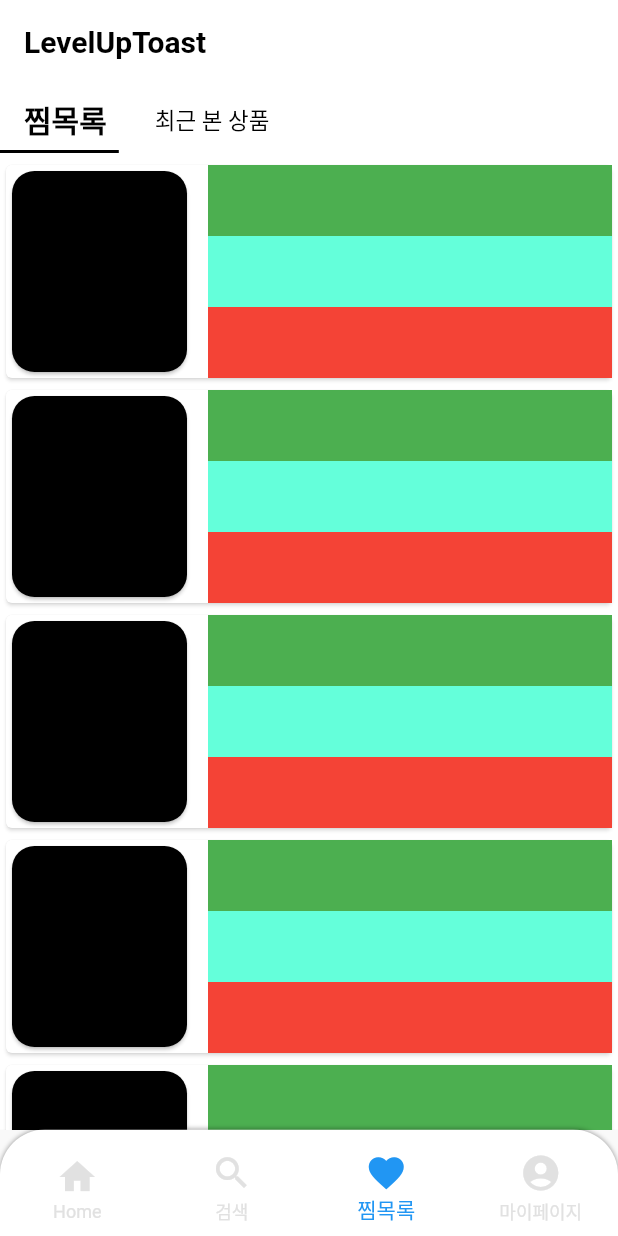
After one commit to LevelUpToast/Toast_FrontEnd, a Flutter app: the HomeScreen screen opened by its route, item 3 of the bottom bar chosen, on a phone screen of 412 x 824 dp. The commit adds this screen. Run offline on Flutter 3.47's test engine with Material 2 defaults, Android fonts, the phone set to English and light mode, and no system bars; our stand-ins replace flutter_swiper, material_floating_search_bar.

Commit message:
wishScreen_init

```diff
--- a/lever_up_toast/lib/screens/appBarScreen/homeScreen.dart
+++ b/lever_up_toast/lib/screens/appBarScreen/homeScreen.dart
@@ -3,6 +3,7 @@
 import 'package:flutter/material.dart';
 import 'package:lever_up_toast/screens/bodyScreen/mainScreen.dart';
 import 'package:lever_up_toast/screens/bodyScreen/searchScreen.dart';
+import 'package:lever_up_toast/screens/bodyScreen/wishScreen.dart';
 import 'package:lever_up_toast/values/values.dart';
 
 class HomeScreen extends StatefulWidget {
@@ -30,7 +31,7 @@ class _HomeScreenState extends State<HomeScreen> {
   final List<Widget> _bodyScreens = [
     const MainScreen(),
     const searchScreen(),
-    const MainScreen(),
+    const WishScreen(),
     const MainScreen()
 
   ];
--- a/lever_up_toast/lib/screens/bodyScreen/mainScreen.dart
+++ b/lever_up_toast/lib/screens/bodyScreen/mainScreen.dart
@@ -2,7 +2,7 @@
 
 import 'package:flutter/material.dart';
 import 'package:flutter_swiper/flutter_swiper.dart';
-import 'package:flutter_swiper/flutter_swiper.dart';
+
 
 class MainScreen extends StatefulWidget {
   const MainScreen({Key? key}) : super(key: key);
--- /dev/null
+++ b/lever_up_toast/lib/screens/bodyScreen/wishScreen.dart
@@ -0,0 +1,206 @@
+import 'package:flutter/cupertino.dart';
+import 'package:flutter/material.dart';
+
+class WishScreen extends StatefulWidget {
+  const WishScreen({Key? key}) : super(key: key);
+  @override
+  _WishScreenState createState() => _WishScreenState();
+
+}
+
+
+class _WishScreenState extends State<WishScreen> with PreferredSizeWidget{
+  @override
+  Widget build(BuildContext context) {
+    return DefaultTabController(
+      length: 2,
+      child: MaterialApp(
+        home: Scaffold(
+          backgroundColor: Colors.white,
+          appBar: AppBar(
+            backgroundColor: Colors.white,
+            elevation: 0,
+            bottom: PreferredSize(
+              preferredSize: const Size.fromHeight(50),
+              child: Container(
+                alignment: Alignment.topLeft,
+                child: TabBar(
+                  indicator: UnderlineTabIndicator(
+                      borderSide: BorderSide(
+                        width: 2,
+                        color: Colors.black,
+                      ),
+                      insets: EdgeInsets.only(
+                          left: 0,
+                          right: 8,
+                          bottom: 4)
+                  ),
+                  isScrollable: true,
+                  unselectedLabelColor: Colors.black,
+                  unselectedLabelStyle: TextStyle(
+                    fontSize: 15,
+                    fontWeight: FontWeight.normal,
+                  ),
+                  indicatorWeight: 3.0,
+                  indicatorColor: Colors.black,
+                  labelColor: Colors.black,
+                  labelStyle:TextStyle(
+                      fontWeight: FontWeight.w800,
+                      fontSize: 20
+                  ),
+                  onTap: (index) {
+                    // Tab index when user select it, it start from zero
+                  },
+                  tabs: [
+                    Tab(
+                      text: "찜목록",
+                    ),
+                    Tab(
+                      text: "최근 본 상품",
+                    ),
+                  ],
+                ),
+              )
+            ),
+            title: Text('LevelUpToast',
+              style: TextStyle(
+                color: Colors.black,
+                fontWeight: FontWeight.w700,
+              ),
+            ),
+          ),
+          body: TabBarView(
+            children: [
+              ListView.builder(
+                  itemCount: 10,
+                  itemBuilder: (context, index){
+                    return Container(
+                      height: 150,
+                      child: Card(
+                        shadowColor: Colors.white,
+                        child: Row(
+                          children: [
+                            Flexible(
+                              flex:1,
+                              child: Container(
+                                child: Padding(
+                                  padding: EdgeInsets.only(right: 10),
+                                  child: Card(
+                                    color: Colors.black,
+                                    shape: RoundedRectangleBorder(
+                                      borderRadius: BorderRadius.circular(15.0),
+                                    ),
+                                    child: Container(
+                                    ),
+                                  ),
+                                ),
+                              ),
+                            ),
+                            Flexible(
+                              flex : 2,
+                              child: Column(
+                                children: [
+                                  Flexible(
+                                    child: Container(
+                                      color: Colors.green,
+                                    ),
+                                  ),
+                                  Flexible(
+                                    child: Container(
+                                      color : Colors.tealAccent,
+                                    ),
+                                  ),
+                                  Flexible(
+                                    child: Container(
+                                      color: Colors.red,
+                                    ),
+                                  ),
+                                ],
+                              ),
+                            ),
+                          ],
+                        ),
+                      ),
+                    );
+                  }),
+              ListView.builder(
+                  itemCount: 10,
+                  itemBuilder: (context, index){
+                    return Container(
+                      height: 160,
+                      child: Card(
+                        shadowColor: Colors.white,
+                        child: Row(
+                          children: [
+                            Flexible(
+                              flex:1,
+                              child: Container(
+                                color: Colors.grey,
+                              ),
+                            ),
+                            Flexible(
+                              flex : 2,
+                              child: Column(
+                                children: [
+                                  Flexible(
+                                    child: Container(
+                                      color: Colors.green,
+                                    ),
+                                  ),
+                                  Flexible(
+                                    child: Container(
+                                      color : Colors.tealAccent,
+                                    ),
+                                  ),
+                                  Flexible(
+                                    child: Container(
+                                      color: Colors.red,
+                                    ),
+                                  ),
+                                ],
+                              ),
+                            ),
+                          ],
+                        ),
+                      ),
+                    );
+                  }),
+            ],
+          ),
+        ),
+      ),
+    );
+  }
+
+  @override
+  Element createElement() {
+    // TODO: implement createElement
+    throw UnimplementedError();
+  }
+
+  @override
+  List<DiagnosticsNode> debugDescribeChildren() {
+    // TODO: implement debugDescribeChildren
+    throw UnimplementedError();
+  }
+
+  @override
+  // TODO: implement key
+  Key? get key => throw UnimplementedError();
+
+  @override
+  // TODO: implement preferredSize
+  Size get preferredSize => throw UnimplementedError();
+
+  @override
+  String toStringDeep({String prefixLineOne = '', String? prefixOtherLines, DiagnosticLevel minLevel = DiagnosticLevel.debug}) {
+    // TODO: implement toStringDeep
+    throw UnimplementedError();
+  }
+
+  @override
+  String toStringShallow({String joiner = ', ', DiagnosticLevel minLevel = DiagnosticLevel.debug}) {
+    // TODO: implement toStringShallow
+    throw UnimplementedError();
+  }
+}
```
